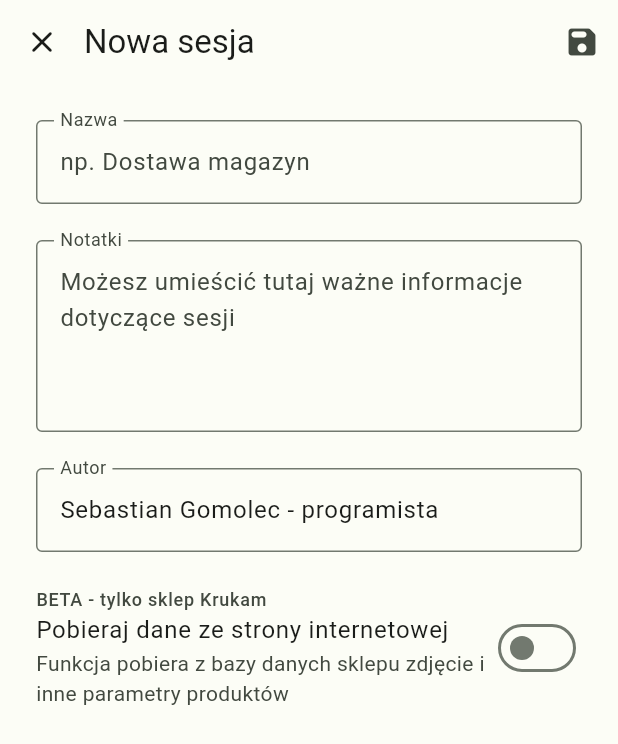
After one commit to gomolec/scanner_app, a Flutter app: the NewSessionPage screen opened by its route, on a phone screen of 412 x 824 dp. The commit adds this screen. Shown: the top 744 px of the screen. Run offline on Flutter 3.47's test engine with Material 2 defaults, Android fonts, the phone set to English and light mode, and no system bars; drawn by our look-alikes of dynamic_color; our stand-ins replace auto_route, equatable, flutter_bloc, hive_flutter, rxdart; missing offline and left inert: mobile_scanner; accounts and stored records are empty.

Commit message:
Created new session page and updated session cubit to work with it

```diff
--- a/lib/models/session_model.dart
+++ b/lib/models/session_model.dart
@@ -19,6 +19,8 @@ class Session extends Equatable {
   final String author;
   @HiveField(5)
   final bool downloadUrls;
+  @HiveField(6)
+  final String notes;
 
   const Session({
     required this.id,
@@ -27,11 +29,12 @@ class Session extends Equatable {
     this.endDate,
     this.author = "",
     this.downloadUrls = false,
+    this.notes = "",
   });
 
   @override
   String toString() {
-    return 'Session(id: $id, name: $name, startDate: $startDate, endDate: $endDate, author: $author, downloadUrls: $downloadUrls)';
+    return 'Session(id: $id, name: $name, startDate: $startDate, endDate: $endDate, author: $author, downloadUrls: $downloadUrls, notes: $notes)';
   }
 
   @override
@@ -43,6 +46,7 @@ class Session extends Equatable {
       endDate,
       author,
       downloadUrls,
+      notes,
     ];
   }
 
@@ -51,14 +55,14 @@ class Session extends Equatable {
 
   Map<String, dynamic> toJson() => _$SessionToJson(this);
 
-  Session copyWith({
-    String? id,
-    String? name,
-    DateTime? startDate,
-    DateTime? Function()? endDate,
-    String? author,
-    bool? downloadUrls,
-  }) {
+  Session copyWith(
+      {String? id,
+      String? name,
+      DateTime? startDate,
+      DateTime? Function()? endDate,
+      String? author,
+      bool? downloadUrls,
+      String? notes}) {
     return Session(
       id: id ?? this.id,
       name: name ?? this.name,
@@ -66,6 +70,7 @@ class Session extends Equatable {
       endDate: endDate != null ? endDate() : this.endDate,
       author: author ?? this.author,
       downloadUrls: downloadUrls ?? this.downloadUrls,
+      notes: notes ?? this.notes,
     );
   }
 }
--- /dev/null
+++ b/lib/pages/new_session_page/new_session_page.dart
@@ -0,0 +1,143 @@
+import 'package:auto_route/auto_route.dart';
+import 'package:flutter/material.dart';
+import 'package:flutter_bloc/flutter_bloc.dart';
+
+import '../../cubits/cubits.dart';
+
+class NewSessionPage extends StatelessWidget {
+  const NewSessionPage({Key? key}) : super(key: key);
+
+  @override
+  Widget build(BuildContext context) {
+    final TextEditingController nameController = TextEditingController();
+    final TextEditingController notesController = TextEditingController();
+    //TODO powinno pobierać nazwę użytkownika
+    final TextEditingController authorController = TextEditingController(
+      text: "Sebastian Gomolec - programista",
+    );
+    //TODO powinno pobierać z ustawień
+    bool downloadUrls = false;
+    return Scaffold(
+      appBar: AppBar(
+        leading: IconButton(
+          icon: const Icon(Icons.close_rounded),
+          onPressed: () {
+            context.router.pop();
+          },
+        ),
+        title: const Text("Nowa sesja"),
+        titleSpacing: 0.0,
+        actions: [
+          IconButton(
+            icon: const Icon(Icons.save_rounded),
+            onPressed: () {
+              context.read<SessionsCubit>().createNewSession(
+                    name: nameController.text,
+                    notes: notesController.text,
+                    author: authorController.text,
+                    downloadUrls: downloadUrls,
+                  );
+              context.router.pop();
+            },
+          ),
+        ],
+      ),
+      body: SingleChildScrollView(
+        child: Padding(
+          padding: const EdgeInsets.all(24.0),
+          child: Column(
+            mainAxisSize: MainAxisSize.min,
+            children: [
+              TextField(
+                controller: nameController,
+                decoration: const InputDecoration(
+                  border: OutlineInputBorder(),
+                  labelText: 'Nazwa',
+                  floatingLabelBehavior: FloatingLabelBehavior.always,
+                  hintText: "np. Dostawa magazyn",
+                ),
+              ),
+              const SizedBox(height: 24.0),
+              TextField(
+                controller: notesController,
+                keyboardType: TextInputType.multiline,
+                minLines: 4,
+                maxLines: null,
+                decoration: const InputDecoration(
+                  border: OutlineInputBorder(),
+                  floatingLabelBehavior: FloatingLabelBehavior.always,
+                  labelText: 'Notatki',
+                  hintText:
+                      "Możesz umieścić tutaj ważne informacje dotyczące sesji",
+                  hintMaxLines: 4,
+                ),
+              ),
+              const SizedBox(height: 24.0),
+              TextField(
+                controller: authorController,
+                decoration: const InputDecoration(
+                  border: OutlineInputBorder(),
+                  labelText: 'Autor',
+                  floatingLabelBehavior: FloatingLabelBehavior.always,
+                  hintText: "np. Ania - magazyn",
+                ),
+              ),
+              const SizedBox(height: 24.0),
+              Row(
+                mainAxisSize: MainAxisSize.min,
+                children: [
+                  Expanded(
+                    child: Column(
+                      crossAxisAlignment: CrossAxisAlignment.start,
+                      children: [
+                        Text(
+                          "BETA - tylko sklep Krukam",
+                          style: Theme.of(context)
+                              .textTheme
+                              .labelMedium
+                              ?.copyWith(
+                                  color: Theme.of(context)
+                                      .colorScheme
+                                      .onSurfaceVariant),
+                        ),
+                        Text(
+                          "Pobieraj dane ze strony internetowej",
+                          style: Theme.of(context).textTheme.bodyLarge,
+                        ),
+                        Text(
+                          "Funkcja pobiera z bazy danych sklepu zdjęcie i inne parametry produktów",
+                          maxLines: 3,
+                          overflow: TextOverflow.clip,
+                          style: Theme.of(context)
+                              .textTheme
+                              .bodyMedium
+                              ?.copyWith(
+                                  color: Theme.of(context)
+                                      .colorScheme
+                                      .onSurfaceVariant),
+                        ),
+                      ],
+                    ),
+                  ),
+                  StatefulBuilder(
+                    builder: (context, setState) => Switch(
+                      value: downloadUrls,
+                      activeColor: Theme.of(context).colorScheme.primary,
+                      onChanged: (value) {
+                        setState(
+                          () {
+                            downloadUrls = !downloadUrls;
+                          },
+                        );
+                      },
+                    ),
+                  ),
+                ],
+              )
+            ],
+          ),
+        ),
+      ),
+    );
+  }
+}
--- a/lib/pages/pages.dart
+++ b/lib/pages/pages.dart
@@ -5,3 +5,4 @@ export 'menu_page/menu_page.dart';
 export 'products_page/products_page.dart';
 export 'scanner_page/scanner_page.dart';
 export 'sessions_page/sessions_page.dart';
+export 'new_session_page/new_session_page.dart';
--- a/lib/pages/sessions_page/sessions_page.dart
+++ b/lib/pages/sessions_page/sessions_page.dart
@@ -3,6 +3,7 @@ import 'package:flutter/material.dart';
 import 'package:flutter_bloc/flutter_bloc.dart';
 import 'package:scanner_app/models/models.dart';
 import 'package:scanner_app/pages/sessions_page/widgets/session_tile.dart';
+import 'package:scanner_app/routes/router.gr.dart';
 
 import '../../cubits/cubits.dart';
 import '../../widgets/widgets.dart';
@@ -33,10 +34,10 @@ class SessionsPage extends StatelessWidget {
               IconButton(
                 onPressed: () {
                   //TODO dodać przenoszenie do strony z tworzeniem sesji
-                  context.read<SessionsCubit>().createNewSession();
+                  context.router.push(const NewSessionRouter());
                 },
                 tooltip: 'Utwórz sesję',
-                icon: const Icon(Icons.create_new_folder_rounded),
+                icon: const Icon(Icons.add_circle_outline_rounded),
               ),
             ],
           ),
```
Also changed, not shown: lib/cubits/sessions_cubit/sessions_cubit.dart (+10 -1 lines), lib/pages/sessions_page/widgets/session_tile.dart (+30 -0 lines), lib/repositories/sessions_repository.dart (+11 -3 lines), lib/routes/router.dart (+13 -1 lines), lib/models/history_action_model.g.dart, lib/models/session_model.g.dart, lib/routes/router.gr.dart.
